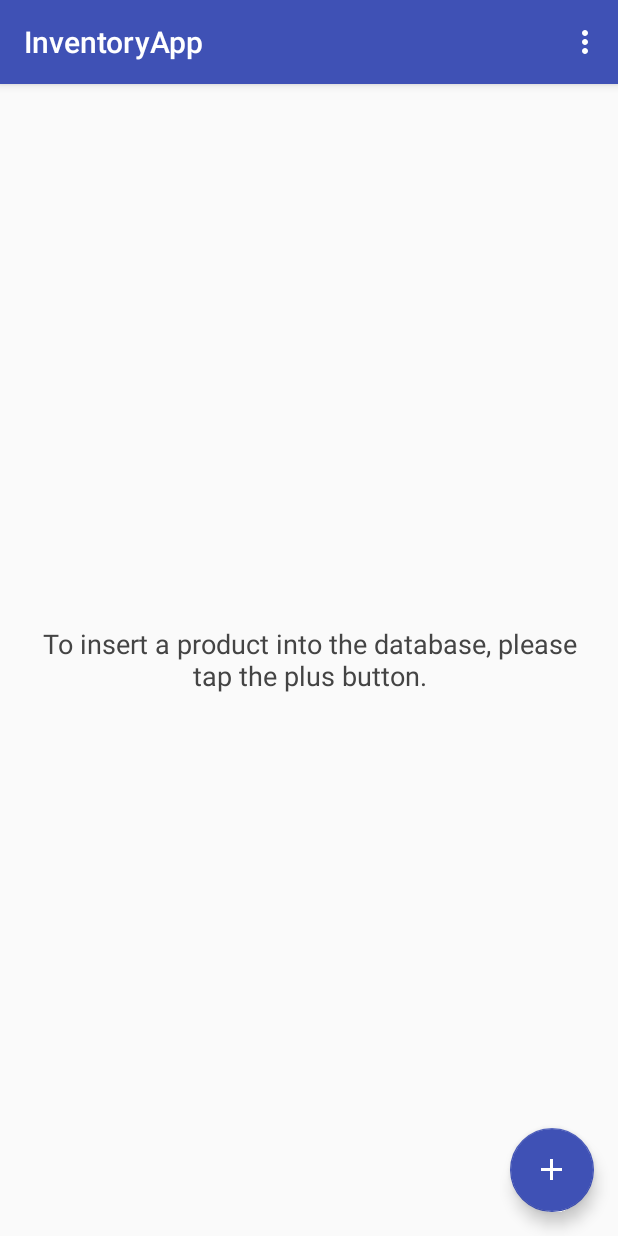
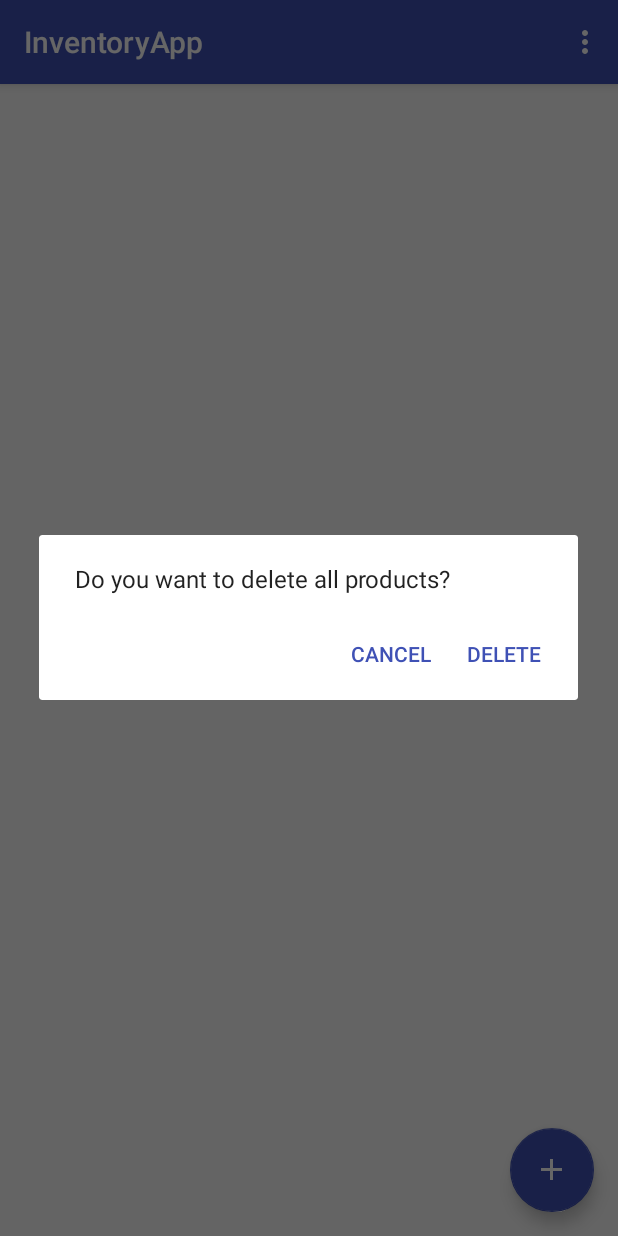
Before and after one commit to fullyslick/InventoryApp, an Android app: the screen it shows after launch (MainActivity), in the options menu, after a tap on "Delete All Products", on a phone screen of 412 x 824 dp. Run offline under Robolectric (Android 15) with nearby library versions, the phone set to English and light mode, and no system bars.

Commit message:
Delete All Product - Dialog added

```diff
--- a/app/src/main/java/com/example/user/inventoryapp/MainActivity.java
+++ b/app/src/main/java/com/example/user/inventoryapp/MainActivity.java
@@ -1,8 +1,10 @@
 package com.example.user.inventoryapp;
 
+import android.app.AlertDialog;
 import android.app.LoaderManager;
 import android.content.ContentValues;
 import android.content.CursorLoader;
+import android.content.DialogInterface;
 import android.content.Loader;
 import android.database.Cursor;
 import android.net.Uri;
@@ -77,9 +79,10 @@ public class MainActivity extends AppCompatActivity implements LoaderManager.Loa
                 return true;
 
             // Respond to a click on the "Delete all entries" menu option
+            // If user clicked on "Delete All Products" option then show a confirmation dialog
             case R.id.action_delete_all_entries:
-                // TO:DO howDeleteConfirmationDialog(); HERE
-                deleteAllProducts();
+
+                showDeleteConfirmationDialog();
 
                 return true;
         }
@@ -105,6 +108,38 @@ public class MainActivity extends AppCompatActivity implements LoaderManager.Loa
         // Check if the dummy data is inserted by showing a message in the logcat
         Log.i(LOG_TAG, "Inserted dummy data from MainActivity. The new row Uri is: " + newUri);
     }
+
+    // This method displays a confirmation dialog to prompt the user, if he wants to proceed with deleting
+    private void showDeleteConfirmationDialog(){
+        // Create new AlertDialog object
+        AlertDialog.Builder builder = new AlertDialog.Builder(this);
+
+        // Set a message for the dialog
+        builder.setMessage(R.string.delete_all_product_dialog_message);
+
+        // Set title for the positive button ("Delete") and attach a listener
+        // Call deleteAllProducts() on click of this button
+        builder.setPositiveButton(R.string.delete, new DialogInterface.OnClickListener() {
+            public void onClick(DialogInterface dialog, int id) {
+                deleteAllProducts();
+            }
+        });
+
+        // Set title for the negative button ("Cancel") and attach a listener
+        builder.setNegativeButton(R.string.cancel, new DialogInterface.OnClickListener() {
+            public void onClick(DialogInterface dialog, int id) {
+                // User clicked the "Cancel" button, so dismiss the dialog
+                if (dialog != null) {
+                    dialog.dismiss();
+                }
+            }
+        });
+
+        // Create and show the AlertDialog
+        AlertDialog alertDialog = builder.create();
+        alertDialog.show();
+    }
+
 
     // This method deletes all products from the database
     private void deleteAllProducts(){
--- a/app/src/main/res/values/strings.xml
+++ b/app/src/main/res/values/strings.xml
@@ -22,4 +22,10 @@
     <string name="all_products_deleted">All products was successfully deleted!</string>
     <!-- Failed to delete all products message -->
     <string name="failed_deleting_all_products">Failed to delete all products!</string>
+    <!-- Delete all product Dialog message -->
+    <string name="delete_all_product_dialog_message">Do you want to delete all products?</string>
+    <!-- Delete button title -->
+    <string name="delete">Delete</string>
+    <!-- Cancel button title -->
+    <string name="cancel">Cancel</string>
 </resources>
```
